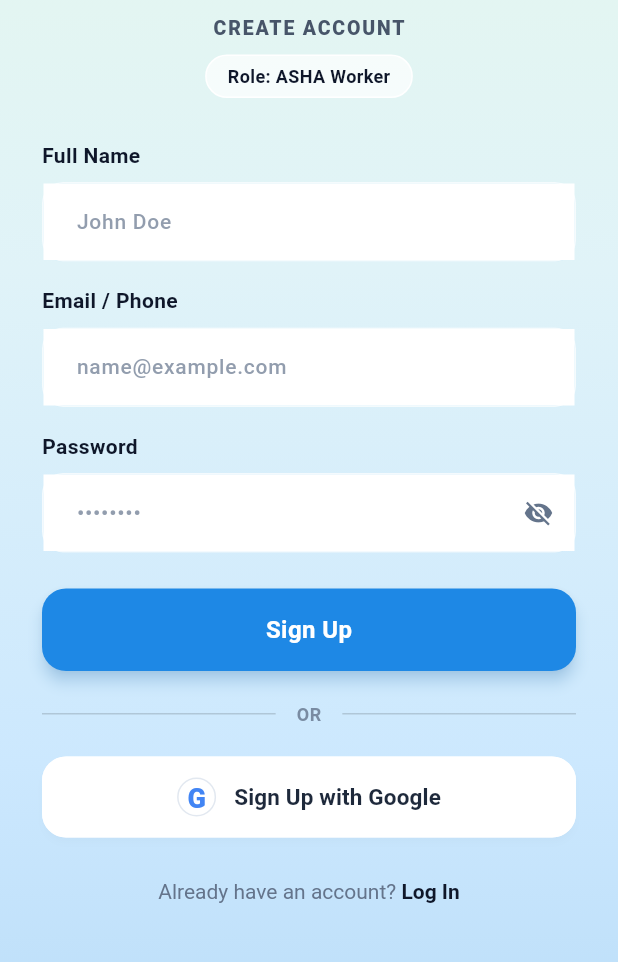
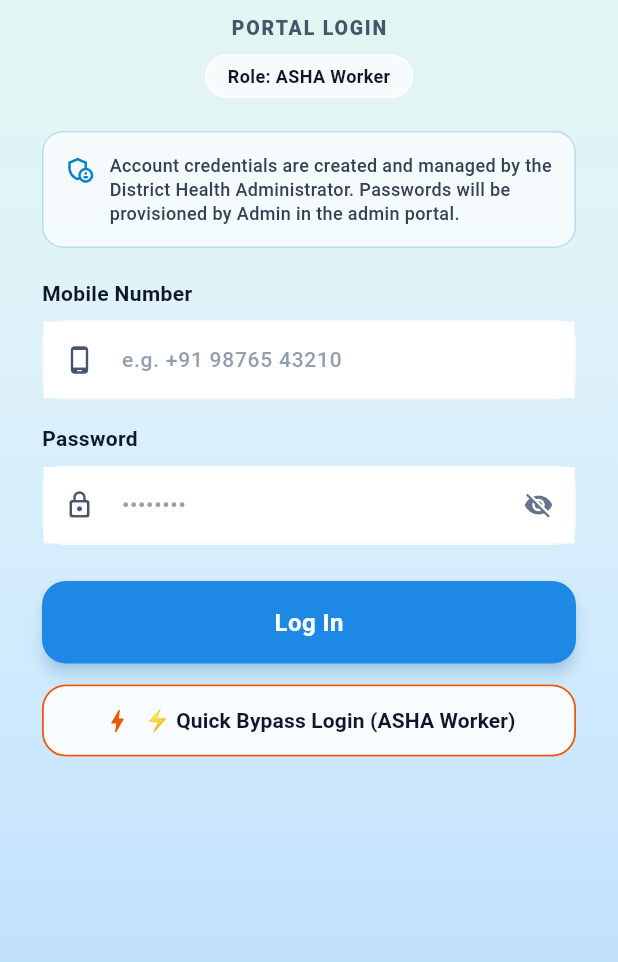
Before and after one commit to Adi140108/Nirogya-Setu, a Flutter app: the AuthScreen screen opened directly with empty values, on a phone screen of 412 x 824 dp, the part 163-1125 px from its top. Run offline on Flutter 3.47's test engine with Material 3 defaults, Android fonts, the phone set to English and light mode, and no system bars; our stand-ins replace cloud_firestore, connectivity_plus, firebase_core, qr_flutter, shared_preferences, video_player; accounts and stored records are empty.

Commit message:
feat(auth): switch to phone/password login-only, remove Google auth, add citizen custom password option for ASHA registration, and retain auth bypass

```diff
--- a/lib/core/models/patient_model.dart
+++ b/lib/core/models/patient_model.dart
@@ -21,6 +21,7 @@ class PatientModel {
   final String? hindiName;
   final String? wardNumber;
   final String? districtState;
+  final String? password;
   final SyncStatus syncStatus;
   final DateTime createdAt;
   final DateTime updatedAt;
@@ -46,6 +47,7 @@ class PatientModel {
     this.hindiName,
     this.wardNumber,
     this.districtState,
+    this.password,
     this.syncStatus = SyncStatus.locallySaved,
     required this.createdAt,
     required this.updatedAt,
@@ -73,6 +75,7 @@ class PatientModel {
       'hindiName': hindiName,
       'wardNumber': wardNumber,
       'districtState': districtState,
+      'password': password,
       'syncStatus': syncStatus.value,
       'createdAt': createdAt.toIso8601String(),
       'updatedAt': updatedAt.toIso8601String(),
@@ -101,6 +104,7 @@ class PatientModel {
       hindiName: map['hindiName'],
       wardNumber: map['wardNumber'],
       districtState: map['districtState'],
+      password: map['password'] as String?,
       syncStatus: SyncStatusExtension.fromString(map['syncStatus']),
       createdAt: map['createdAt'] != null
           ? DateTime.tryParse(map['createdAt']) ?? DateTime.now()
@@ -132,6 +136,7 @@ class PatientModel {
     String? hindiName,
     String? wardNumber,
     String? districtState,
+    String? password,
     SyncStatus? syncStatus,
     DateTime? createdAt,
     DateTime? updatedAt,
@@ -157,6 +162,7 @@ class PatientModel {
       hindiName: hindiName ?? this.hindiName,
       wardNumber: wardNumber ?? this.wardNumber,
       districtState: districtState ?? this.districtState,
+      password: password ?? this.password,
       syncStatus: syncStatus ?? this.syncStatus,
       createdAt: createdAt ?? this.createdAt,
       updatedAt: updatedAt ?? this.updatedAt,
--- a/lib/core/services/health_repository.dart
+++ b/lib/core/services/health_repository.dart
@@ -83,6 +83,7 @@ class HealthRepository extends ChangeNotifier {
         hindiName: 'रमेश कुमार',
         wardNumber: '4',
         districtState: 'District: Varanasi, Uttar Pradesh',
+        password: '123456',
         syncStatus: SyncStatus.synced,
         createdAt: now.subtract(const Duration(days: 12)),
         updatedAt: now.subtract(const Duration(days: 2)),
@@ -108,6 +109,7 @@ class HealthRepository extends ChangeNotifier {
         hindiName: 'अनन्या कुमार',
         wardNumber: '4',
         districtState: 'District: Varanasi, Uttar Pradesh',
+        password: '123456',
         syncStatus: SyncStatus.synced,
         createdAt: now.subtract(const Duration(days: 18)),
         updatedAt: now.subtract(const Duration(days: 3)),
@@ -409,6 +411,7 @@ class HealthRepository extends ChangeNotifier {
     List<String> knownAllergies = const [],
     List<String> chronicConditions = const [],
     String? notes,
+    String? password,
   }) async {
     // Duplicate citizen barrier
     final duplicate = findDuplicateCitizen(fullName: fullName, contactNumber: contactNumber);
@@ -433,6 +436,7 @@ class HealthRepository extends ChangeNotifier {
       knownAllergies: knownAllergies,
       chronicConditions: chronicConditions,
       notes: notes,
+      password: password,
       syncStatus: SyncStatus.locallySaved, // Saved locally first!
       createdAt: DateTime.now(),
       updatedAt: DateTime.now(),
@@ -467,6 +471,7 @@ class HealthRepository extends ChangeNotifier {
     required String contactNumber,
     bool isPregnant = false,
     List<String> chronicConditions = const [],
+    String? password,
   }) async {
     // Duplicate citizen barrier
     final duplicate = findDuplicateCitizen(fullName: fullName, contactNumber: contactNumber);
@@ -489,6 +494,7 @@ class HealthRepository extends ChangeNotifier {
       relationship: relationship,
       isPregnant: isPregnant,
       chronicConditions: chronicConditions,
+      password: password,
       syncStatus: SyncStatus.locallySaved,
       createdAt: DateTime.now(),
       updatedAt: DateTime.now(),
--- a/lib/features/auth/screens/auth_screen.dart
+++ b/lib/features/auth/screens/auth_screen.dart
@@ -2,6 +2,7 @@ import 'package:flutter/material.dart';
 import 'package:provider/provider.dart';
 import '../../../core/models/user_model.dart';
 import '../../../core/services/auth_service.dart';
+import '../../../core/services/health_repository.dart';
 import '../../awareness_hub/screens/awareness_hub_screen.dart';
 import '../../../main.dart';
 
@@ -12,7 +13,7 @@ class AuthScreen extends StatefulWidget {
   const AuthScreen({
     super.key,
     required this.selectedRole,
-    this.isLogin = false,
+    this.isLogin = true,
   });
 
   @override
@@ -20,22 +21,13 @@ class AuthScreen extends StatefulWidget {
 }
 
 class _AuthScreenState extends State<AuthScreen> {
-  late bool _isLoginMode;
-  final _nameController = TextEditingController();
-  final _emailController = TextEditingController();
+  final _phoneController = TextEditingController();
   final _passwordController = TextEditingController();
   bool _obscurePassword = true;
 
   @override
-  void initState() {
-    super.initState();
-    _isLoginMode = widget.isLogin;
-  }
-
-  @override
   void dispose() {
-    _nameController.dispose();
-    _emailController.dispose();
+    _phoneController.dispose();
     _passwordController.dispose();
     super.dispose();
   }
@@ -47,24 +39,44 @@ class _AuthScreenState extends State<AuthScreen> {
     );
   }
 
-  Future<void> _handlePrimarySubmit(AuthService authService) async {
-    // Direct bypass/authentication as requested for fast testing & seamless role entry
-    await authService.bypassLoginAsRole(
-      widget.selectedRole,
-      displayName: _nameController.text.trim().isNotEmpty ? _nameController.text.trim() : null,
-      email: _emailController.text.trim().isNotEmpty ? _emailController.text.trim() : null,
+  Future<void> _handlePrimarySubmit(AuthService authService, HealthRepository healthRepo) async {
+    final phone = _phoneController.text.trim();
+    final password = _passwordController.text.trim();
+
+    if (phone.isEmpty || password.isEmpty) {
+      ScaffoldMessenger.of(context).showSnackBar(
+        const SnackBar(
+          backgroundColor: Color(0xFFDC2626),
+          content: Text('Please enter both phone number and password, or use Quick Bypass below.'),
+        ),
+      );
+      return;
+    }
+
+    final success = await authService.signInWithPhonePassword(
+      phoneNumber: phone,
+      password: password,
+      selectedRole: widget.selectedRole,
+      registeredPatients: healthRepo.patients,
     );
-    if (mounted) {
+
+    if (success && mounted) {
       _routeToDashboard();
+    } else if (mounted && authService.authError != null) {
+      ScaffoldMessenger.of(context).showSnackBar(
+        SnackBar(
+          backgroundColor: const Color(0xFFDC2626),
+          content: Text(authService.authError!),
+        ),
+      );
     }
   }
 
-  Future<void> _handleGoogleSignIn(AuthService authService) async {
-    // Direct bypass with Google account simulation
+  Future<void> _handleBypass(AuthService authService) async {
+    // Direct bypass for fast testing and evaluation
     await authService.bypassLoginAsRole(
       widget.selectedRole,
-      displayName: 'Google User',
-      email: 'user@gmail.com',
+      phoneNumber: _phoneController.text.trim().isNotEmpty ? _phoneController.text.trim() : null,
     );
     if (mounted) {
       _routeToDashboard();
@@ -72,7 +84,6 @@ class _AuthScreenState extends State<AuthScreen> {
   }
 
   void _handleSkipForCitizen() {
-    // As explicitly specified: "skip which then shows only videos for citizens"
     Navigator.push(
       context,
       MaterialPageRoute(
@@ -84,6 +95,7 @@ class _AuthScreenState extends State<AuthScreen> {
   @override
   Widget build(BuildContext context) {
     final authService = context.watch<AuthService>();
+    final healthRepo = context.watch<HealthRepository>();
     final isCitizen = widget.selectedRole == UserRole.patient;
 
     return Scaffold(
@@ -125,7 +137,7 @@ class _AuthScreenState extends State<AuthScreen> {
                   child: Column(
                     crossAxisAlignment: CrossAxisAlignment.stretch,
                     children: [
-                      // Header Logo & Title (matching Image 2)
+                      // Header Logo & Title
                       Center(
                         child: Column(
                           children: [
@@ -162,9 +174,9 @@ class _AuthScreenState extends State<AuthScreen> {
                               ],
                             ),
                             const SizedBox(height: 10),
-                            Text(
-                              _isLoginMode ? 'WELCOME BACK' : 'CREATE ACCOUNT',
-                              style: const TextStyle(
+                            const Text(
+                              'PORTAL LOGIN',
+                              style: TextStyle(
                                 fontSize: 13,
                                 fontWeight: FontWeight.w800,
                                 color: Color(0xFF475569),
@@ -193,24 +205,59 @@ class _AuthScreenState extends State<AuthScreen> {
                         ),
                       ),
 
-                      const SizedBox(height: 28),
+                      const SizedBox(height: 22),
 
-                      // Input Fields (with light tint as in Image 2)
-                      if (!_isLoginMode) ...[
-                        _buildInputField(
-                          label: 'Full Name',
-                          hint: 'John Doe',
-                          controller: _nameController,
-                          keyboardType: TextInputType.name,
+                      // Role Information Notice Box
+                      Container(
+                        padding: const EdgeInsets.all(14),
+                        decoration: BoxDecoration(
+                          color: Colors.white.withOpacity(0.65),
+                          borderRadius: BorderRadius.circular(14),
+                          border: Border.all(
+                            color: widget.selectedRole == UserRole.patient
+                                ? const Color(0xFF0F766E).withOpacity(0.25)
+                                : const Color(0xFF0284C7).withOpacity(0.25),
+                          ),
                         ),
-                        const SizedBox(height: 16),
-                      ],
+                        child: Row(
+                          crossAxisAlignment: CrossAxisAlignment.start,
+                          children: [
+                            Icon(
+                              widget.selectedRole == UserRole.patient
+                                  ? Icons.key_rounded
+                                  : Icons.admin_panel_settings_outlined,
+                              size: 20,
+                              color: widget.selectedRole == UserRole.patient
+                                  ? const Color(0xFF0F766E)
+                                  : const Color(0xFF0284C7),
+                            ),
+                            const SizedBox(width: 10),
+                            Expanded(
+                              child: Text(
+                                widget.selectedRole == UserRole.patient
+                                    ? 'Log in using your registered mobile number and password assigned by your ASHA worker during registration.'
+                                    : 'Account credentials are created and managed by the District Health Administrator. Passwords will be provisioned by Admin in the admin portal.',
+                                style: const TextStyle(
+                                  fontSize: 12,
+                                  fontWeight: FontWeight.w500,
+                                  color: Color(0xFF334155),
+                                  height: 1.35,
+                                ),
+                              ),
+                            ),
+                          ],
+                        ),
+                      ),
 
+                      const SizedBox(height: 20),
+
+                      // Input Fields
                       _buildInputField(
-                        label: 'Email / Phone',
-                        hint: 'name@example.com',
-                        controller: _emailController,
-                        keyboardType: TextInputType.emailAddress,
+                        label: 'Mobile Number',
+                        hint: 'e.g. +91 98765 43210',
+                        controller: _phoneController,
+                        keyboardType: TextInputType.phone,
+                        prefixIcon: Icons.phone_android_rounded,
                       ),
                       const SizedBox(height: 16),
 
@@ -220,17 +267,18 @@ class _AuthScreenState extends State<AuthScreen> {
                         controller: _passwordController,
                         isPassword: true,
                         obscureText: _obscurePassword,
+                        prefixIcon: Icons.lock_outline_rounded,
                         onTogglePassword: () => setState(() => _obscurePassword = !_obscurePassword),
                       ),
                       const SizedBox(height: 24),
 
-                      // Primary Button (Sign Up or Log In)
+                      // Primary Button (Log In)
                       ElevatedButton(
                         onPressed: authService.isLoading
                             ? null
-                            : () => _handlePrimarySubmit(authService),
+                            : () => _handlePrimarySubmit(authService, healthRepo),
                         style: ElevatedButton.styleFrom(
-                          backgroundColor: const Color(0xFF1E88E5), // Vibrant blue
+                          backgroundColor: const Color(0xFF1E88E5),
                           foregroundColor: Colors.white,
                           elevation: 4,
                           shadowColor: const Color(0xFF1E88E5).withOpacity(0.4),
@@ -245,9 +293,9 @@ class _AuthScreenState extends State<AuthScreen> {
                                 width: 20,
                                 child: CircularProgressIndicator(color: Colors.white, strokeWidth: 2),
                               )
-                            : Text(
-                                _isLoginMode ? 'Log In' : 'Sign Up',
-                                style: const TextStyle(
+                            : const Text(
+                                'Log In',
+                                style: TextStyle(
                                   fontSize: 16,
                                   fontWeight: FontWeight.bold,
                                   letterSpacing: 0.3,
@@ -255,83 +303,33 @@ class _AuthScreenState extends State<AuthScreen> {
                               ),
                       ),
 
-                      const SizedBox(height: 20),
+                      const SizedBox(height: 14),
 
-                      // Divider "OR"
-                      Row(
-                        children: [
-                          Expanded(child: Divider(color: Colors.black.withOpacity(0.15))),
-                          Padding(
-                            padding: const EdgeInsets.symmetric(horizontal: 14),
-                            child: Text(
-                              'OR',
-                              style: TextStyle(
-                                fontSize: 12,
-                                fontWeight: FontWeight.bold,
-                                color: const Color(0xFF64748B).withOpacity(0.8),
-                              ),
-                            ),
+                      // Quick Bypass Button for Testing
+                      OutlinedButton.icon(
+                        onPressed: authService.isLoading ? null : () => _handleBypass(authService),
+                        icon: const Icon(Icons.bolt_rounded, size: 20, color: Color(0xFFEA580C)),
+                        label: Text(
+                          '⚡ Quick Bypass Login (${widget.selectedRole.displayName})',
+                          style: const TextStyle(
+                            fontSize: 14,
+                            fontWeight: FontWeight.w700,
+                            color: Color(0xFF0F172A),
                           ),
-                          Expanded(child: Divider(color: Colors.black.withOpacity(0.15))),
-                        ],
-                      ),
-
-                      const SizedBox(height: 20),
-
-                      // Sign in with Google Button (Clean white card matching Image 2)
-                      ElevatedButton(
-                        onPressed: authService.isLoading
-                            ? null
-                            : () => _handleGoogleSignIn(authService),
-                        style: ElevatedButton.styleFrom(
-                          backgroundColor: Colors.white,
-                          foregroundColor: const Color(0xFF0F172A),
-                          elevation: 2,
-                          shadowColor: Colors.black.withOpacity(0.08),
+                        ),
+                        style: OutlinedButton.styleFrom(
+                          backgroundColor: Colors.white.withOpacity(0.85),
+                          side: const BorderSide(color: Color(0xFFEA580C), width: 1.2),
                           padding: const EdgeInsets.symmetric(vertical: 14),
                           shape: RoundedRectangleBorder(
                             borderRadius: BorderRadius.circular(16),
-                            side: BorderSide(color: Colors.white.withOpacity(0.9)),
                           ),
-                        ),
-                        child: Row(
-                          mainAxisAlignment: MainAxisAlignment.center,
-                          children: [
-                            // Clean Google 'G' icon
-                            Container(
-                              width: 26,
-                              height: 26,
-                              alignment: Alignment.center,
-                              decoration: BoxDecoration(
-                                shape: BoxShape.circle,
-                                border: Border.all(color: const Color(0xFFE2E8F0)),
-                              ),
-                              child: const Text(
-                                'G',
-                                style: TextStyle(
-                                  fontSize: 18,
-                                  fontWeight: FontWeight.w900,
-                                  color: Color(0xFF4285F4),
-                                  fontFamily: 'Roboto',
-                                ),
-                              ),
-                            ),
-                            const SizedBox(width: 12),
-                            Text(
-                              _isLoginMode ? 'Sign In with Google' : 'Sign Up with Google',
-                              style: const TextStyle(
-                                fontSize: 15,
-                                fontWeight: FontWeight.w700,
-                                color: Color(0xFF1E293B),
-                              ),
-                            ),
-                          ],
                         ),
                       ),
 
                       // CITIZEN ONLY: Skip to videos button
                       if (isCitizen) ...[
-                        const SizedBox(height: 20),
+                        const SizedBox(height: 14),
                         OutlinedButton(
                           onPressed: _handleSkipForCitizen,
                           style: OutlinedButton.styleFrom(
@@ -341,7 +339,7 @@ class _AuthScreenState extends State<AuthScreen> {
                             shape: RoundedRectangleBorder(
                               borderRadius: BorderRadius.circular(16),
                             ),
-                            backgroundColor: Colors.white.withOpacity(0.4),
+                            backgroundColor: Colors.white.withOpacity(0.5),
                           ),
                           child: const Row(
                             mainAxisAlignment: MainAxisAlignment.center,
@@ -362,34 +360,6 @@ class _AuthScreenState extends State<AuthScreen> {
                       ],
 
                       const SizedBox(height: 28),
-
-                      // Toggle between Log In and Sign Up
-                      Center(
-                        child: GestureDetector(
-                          onTap: () => setState(() => _isLoginMode = !_isLoginMode),
-                          child: RichText(
-                            text: TextSpan(
-                              style: const TextStyle(fontSize: 14, color: Color(0xFF64748B)),
-                              children: [
-                                TextSpan(
-                                  text: _isLoginMode
-                                      ? "Don't have an account? "
-                                      : 'Already have an account? ',
-                                ),
-                                TextSpan(
-                                  text: _isLoginMode ? 'Sign Up' : 'Log In',
-                                  style: const TextStyle(
-                                    fontWeight: FontWeight.bold,
-                                    color: Color(0xFF0F172A),
-                                  ),
-                                ),
-                              ],
-                            ),
-                          ),
-                        ),
-                      ),
-
-                      const SizedBox(height: 28),
                     ],
                   ),
                 ),
@@ -406,6 +376,7 @@ class _AuthScreenState extends State<AuthScreen> {
     required String hint,
     required TextEditingController controller,
     TextInputType keyboardType = TextInputType.text,
+    IconData? prefixIcon,
     bool isPassword = false,
     bool obscureText = false,
     VoidCallback? onTogglePassword,
@@ -424,7 +395,7 @@ class _AuthScreenState extends State<AuthScreen> {
         const SizedBox(height: 8),
         Container(
           decoration: BoxDecoration(
-            color: const Color(0xFFBCE3F5).withOpacity(0.55), // Light blue tint matching Image 2
+            color: const Color(0xFFBCE3F5).withOpacity(0.55),
             borderRadius: BorderRadius.circular(14),
             border: Border.all(
               color: Colors.white.withOpacity(0.8),
@@ -441,6 +412,9 @@ class _AuthScreenState extends State<AuthScreen> {
               color: Color(0xFF0F172A),
             ),
             decoration: InputDecoration(
+              prefixIcon: prefixIcon != null
+                  ? Icon(prefixIcon, color: const Color(0xFF475569), size: 20)
+                  : null,
               hintText: hint,
               hintStyle: TextStyle(
                 color: const Color(0xFF64748B).withOpacity(0.7),
@@ -450,7 +424,7 @@ class _AuthScreenState extends State<AuthScreen> {
               border: InputBorder.none,
               enabledBorder: InputBorder.none,
               focusedBorder: InputBorder.none,
-              contentPadding: const EdgeInsets.symmetric(horizontal: 18, vertical: 14),
+              contentPadding: const EdgeInsets.symmetric(horizontal: 16, vertical: 14),
               suffixIcon: isPassword
                   ? IconButton(
                       icon: Icon(
--- a/lib/features/auth/screens/role_selection_screen.dart
+++ b/lib/features/auth/screens/role_selection_screen.dart
@@ -7,7 +7,7 @@ class RoleSelectionScreen extends StatelessWidget {
 
   const RoleSelectionScreen({
     super.key,
-    required this.isLogin,
+    this.isLogin = true,
   });
 
   void _onRoleSelected(BuildContext context, UserRole role) {
@@ -17,7 +17,6 @@ class RoleSelectionScreen extends StatelessWidget {
         transitionDuration: const Duration(milliseconds: 300),
         pageBuilder: (_, __, ___) => AuthScreen(
           selectedRole: role,
-          isLogin: isLogin,
         ),
         transitionsBuilder: (_, animation, __, child) {
           return SlideTransition(
@@ -196,7 +195,7 @@ class RoleSelectionScreen extends StatelessWidget {
               ),
               const SizedBox(height: 6),
               const Text(
-                'Choose how you want to use the app',
+                'Choose your role to log in',
                 style: TextStyle(
                   fontSize: 14,
                   fontWeight: FontWeight.w500,
```
Also changed, not shown: lib/core/services/auth_service.dart (+104 -2 lines), lib/features/asha_portal/screens/asha_households_screen.dart (+12 -0 lines), lib/features/asha_portal/screens/register_villager_screen.dart (+23 -0 lines), lib/features/shared/screens/welcome_screen.dart (+11 -27 lines), 1 other file.
